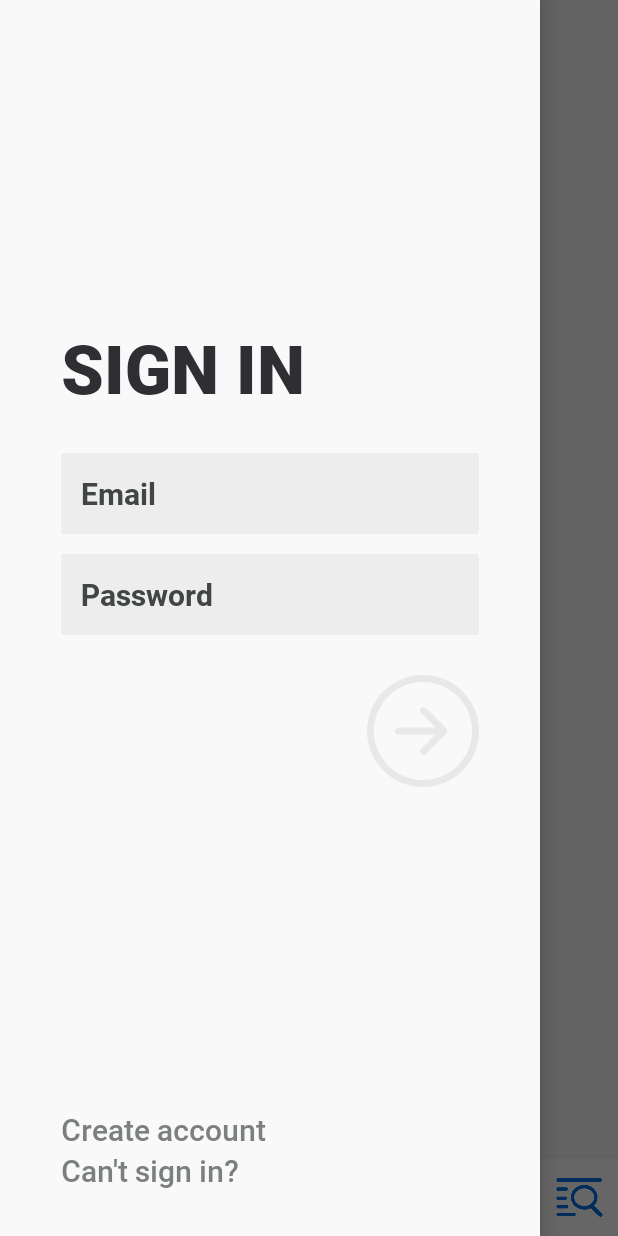
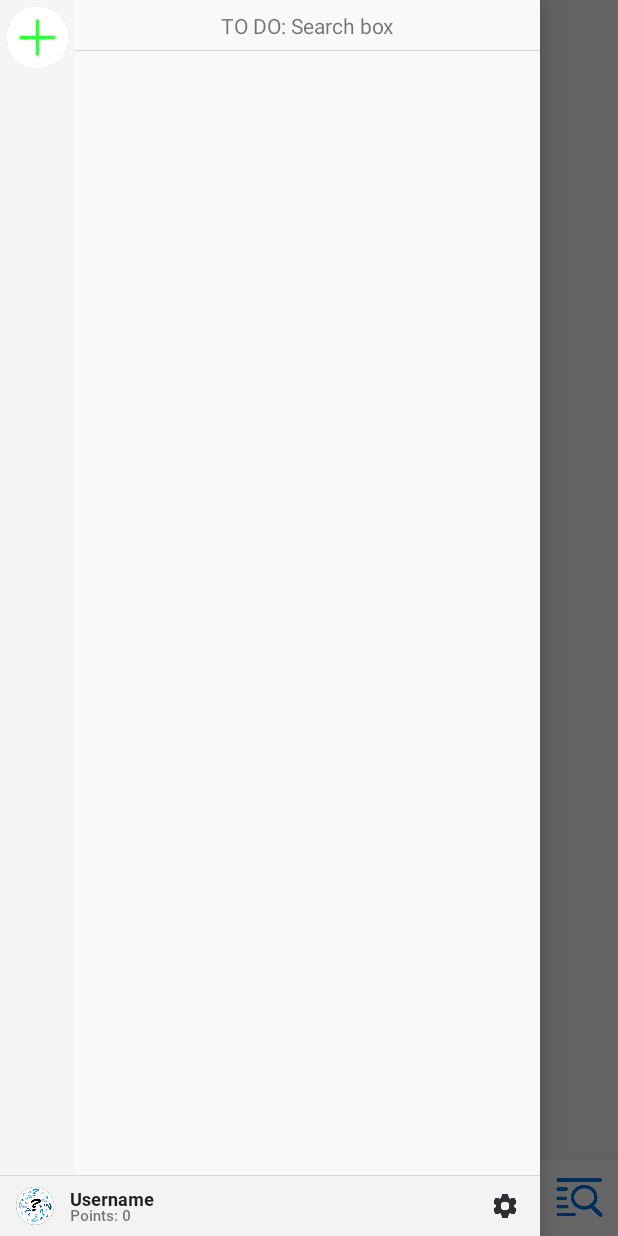
Before and after one commit to angelzbg/Community-Forum, an Android app: the screen it shows after launch (MainActivity), with the side drawer open, on a phone screen of 412 x 824 dp. Run offline under Robolectric (Android 15) with nearby library versions, the light colour scheme and no system bars; our stand-ins replace Firebase (no records; nobody signed in at launch, a user with empty details on screens opened directly).

Commit message:
friendlist started

```diff
--- a/Android-Application/CommunityForum/app/src/main/java/com/angelzbg/communityforum/uimodels/ConstraintLayoutPost.java
+++ b/Android-Application/CommunityForum/app/src/main/java/com/angelzbg/communityforum/uimodels/ConstraintLayoutPost.java
@@ -37,10 +37,6 @@ import java.util.HashMap;
 import java.util.Map;
 
 public class ConstraintLayoutPost extends ConstraintLayout {
-    public ConstraintLayoutPost(Context context) { // DO NOT USE
-        super(context);
-    }
-
     public final HashMap<DatabaseReference, ValueEventListener> realtimeMap = new HashMap<>();
 
     private boolean isPostSaved = false, isPostVoted = false;
--- a/Android-Application/CommunityForum/app/src/main/java/com/angelzbg/communityforum/uimodels/ConstraintLayoutSavedCommunity.java
+++ b/Android-Application/CommunityForum/app/src/main/java/com/angelzbg/communityforum/uimodels/ConstraintLayoutSavedCommunity.java
@@ -26,9 +26,6 @@ import java.util.HashMap;
 import java.util.Map;
 
 public class ConstraintLayoutSavedCommunity extends ConstraintLayout {
-    public ConstraintLayoutSavedCommunity(Context context) { // DO NOT USE
-        super(context);
-    }
 
     public final HashMap<DatabaseReference, ValueEventListener> realtimeMap = new HashMap<>();
 
--- a/Android-Application/CommunityForum/app/src/main/res/layout/activity_main.xml
+++ b/Android-Application/CommunityForum/app/src/main/res/layout/activity_main.xml
@@ -202,7 +202,7 @@
             android:layout_width="0dp"
             android:layout_height="0dp"
             android:background="@color/login_background"
-            android:visibility="visible"
+            android:visibility="invisible"
             app:layout_constraintBottom_toBottomOf="parent"
             app:layout_constraintEnd_toEndOf="parent"
             app:layout_constraintStart_toStartOf="parent"
@@ -316,7 +316,7 @@
             android:layout_width="0dp"
             android:layout_height="0dp"
             android:background="@color/login_background"
-            android:visibility="invisible"
+            android:visibility="visible"
             app:layout_constraintBottom_toBottomOf="parent"
             app:layout_constraintEnd_toEndOf="parent"
             app:layout_constraintStart_toStartOf="parent"
@@ -330,6 +330,22 @@
                 app:layout_constraintBottom_toBottomOf="parent"
                 app:layout_constraintStart_toStartOf="parent"
                 app:layout_constraintTop_toTopOf="parent" />
+
+            <ScrollView
+                android:id="@+id/drawer_SV_Friends"
+                android:layout_width="0dp"
+                android:layout_height="0dp"
+                app:layout_constraintBottom_toTopOf="@id/drawer_CL_UserSettings"
+                app:layout_constraintEnd_toEndOf="parent"
+                app:layout_constraintStart_toEndOf="@+id/drawer_SV_Communities"
+                app:layout_constraintTop_toBottomOf="@+id/drawer_CL_SearchUser">
+
+                <LinearLayout
+                    android:id="@+id/drawer_LL_Friends"
+                    android:layout_width="match_parent"
+                    android:layout_height="wrap_content"
+                    android:orientation="vertical" />
+            </ScrollView>
 
             <ScrollView
                 android:id="@+id/drawer_SV_Communities"
```
Also changed, not shown: Android-Application/CommunityForum/app/src/main/java/com/angelzbg/communityforum/MainActivity.java (+29 -0 lines), Android-Application/CommunityForum/app/src/main/java/com/angelzbg/communityforum/uimodels/ConstraintLayoutFriend.java (added, +87 -0 lines), Android-Application/CommunityForum/app/src/main/java/com/angelzbg/communityforum/uimodels/ConstraintLayoutFriendRequest.java (+11 -18 lines), Android-Application/CommunityForum/app/src/main/java/com/angelzbg/communityforum/utils/UIHelper.java (+12 -9 lines), Android-Application/CommunityForum/app/src/main/res/layout/layout_drawer_test.xml (+18 -2 lines), 1 other file.
